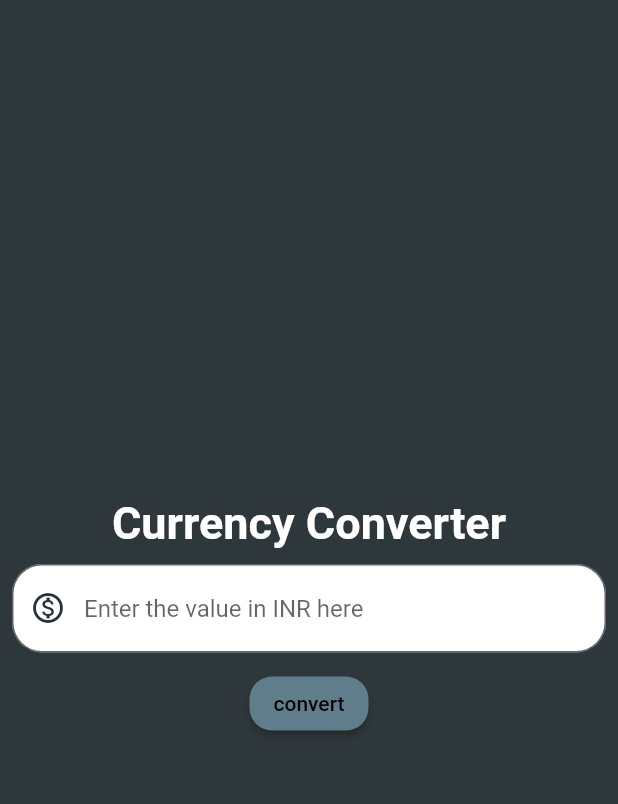
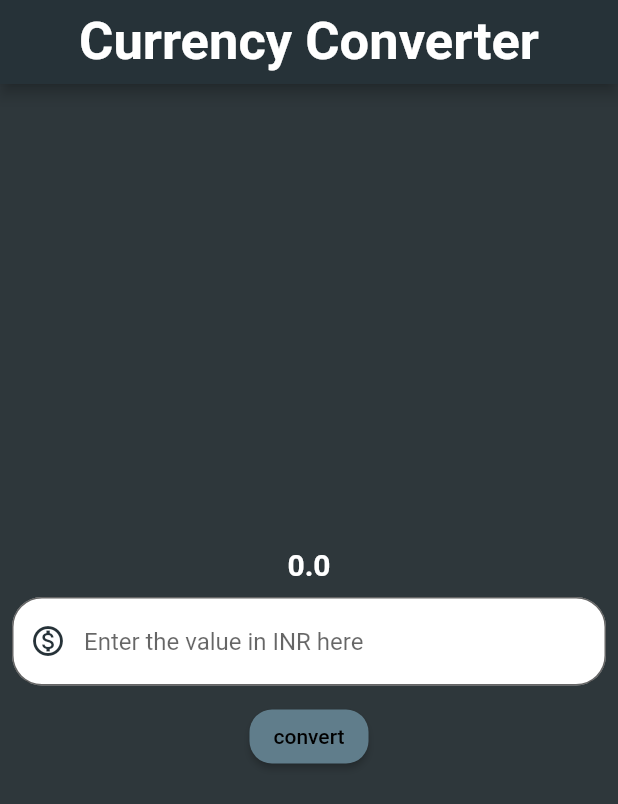
Before and after one commit to aryanxofficial/Currency_Converter, a Flutter app: the screen it shows after launch, after a tap on "convert", on a phone screen of 412 x 824 dp. Shown: the top 804 px of the screen. Run offline on Flutter 3.47's test engine with Material 2 defaults, Android fonts, the phone set to English and light mode, and no system bars.

Commit message:
app completed

```diff
--- a/lib/currency_converter_material_page.dart
+++ b/lib/currency_converter_material_page.dart
@@ -1,13 +1,36 @@
 import 'package:flutter/foundation.dart';
 import 'package:flutter/material.dart';
 
-class CurrencyConverterMaterialPage extends StatelessWidget {
+//FUNCTIONALITY
+//1.create a variable and store the value to be converted in it.
+//2.multiply it with the standard exchange rate
+//3.display that value
+
+class CurrencyConverterMaterialPage extends StatefulWidget {
   const CurrencyConverterMaterialPage({super.key});
 
   @override
+  State<CurrencyConverterMaterialPage> createState() =>
+      _CurrencyConverterMaterialPageState();
+}
+
+class _CurrencyConverterMaterialPageState
+    extends State<CurrencyConverterMaterialPage> {
+  TextEditingController textEditingController = TextEditingController(); // gives me access to the text entered by the user
+  double result = 0;
+  @override
   Widget build(BuildContext context) {
+    print('rebuilt');
     return Scaffold(
-      backgroundColor: Color.fromARGB(255, 46, 55, 59),
+      appBar: AppBar(
+        title: const Text(
+          'Currency Converter',
+          style: TextStyle(fontWeight: FontWeight.bold, fontSize: 35),
+        ),
+        backgroundColor: Colors.blueGrey[900],
+        centerTitle: true,
+      ),
+      backgroundColor: const Color.fromARGB(255, 46, 55, 59),
       body: Center(
         child: Padding(
           //adding padding to the column to make the code look more neater.
@@ -15,10 +38,10 @@ class CurrencyConverterMaterialPage extends StatelessWidget {
           child: Column(
             mainAxisAlignment: MainAxisAlignment.center,
             children: [
-              const Text(
-                'Currency Converter',
-                style: TextStyle(
-                    fontSize: 30,
+              Text(
+                result.toString(), // here I am printing the converted result
+                style: const TextStyle(
+                    fontSize: 20,
                     fontWeight: FontWeight.bold,
                     color: Colors.white),
               ),
@@ -26,11 +49,12 @@ class CurrencyConverterMaterialPage extends StatelessWidget {
                 height: 10,
               ),
               TextField(
+                controller: textEditingController,
                 decoration: InputDecoration(
                   focusedBorder: const OutlineInputBorder(
-                      borderSide: BorderSide(color: Colors.black),
+                      borderSide: BorderSide(color: Colors.black, width: 2),
                       borderRadius: BorderRadius.all(Radius.circular(20))),
-                  focusColor: Colors.black,
+                  // focusColor: Colors.black,
                   border: const OutlineInputBorder(
                       borderRadius: BorderRadius.all(Radius.circular(20))),
                   prefixIcon: const Icon(Icons.monetization_on_outlined),
@@ -58,10 +82,14 @@ class CurrencyConverterMaterialPage extends StatelessWidget {
                     backgroundColor: MaterialStatePropertyAll(Colors.blueGrey),
                   ),
                   onPressed: () {
-                    if (kDebugMode) {
-                      //basically print statement will execute only the code is in debug mode
-                      print('button clicked');
-                    }
+                    // if (kDebugMode) {
+                    //basically print statement will execute only the code is in debug mode
+                    print('button clicked');
+                    print(textEditingController.text);
+                    setState(() {
+                      result = double.parse(textEditingController.text) * 80;
+                    });
+                    // }
                   },
                   child: const Text(
                     'convert',
```
